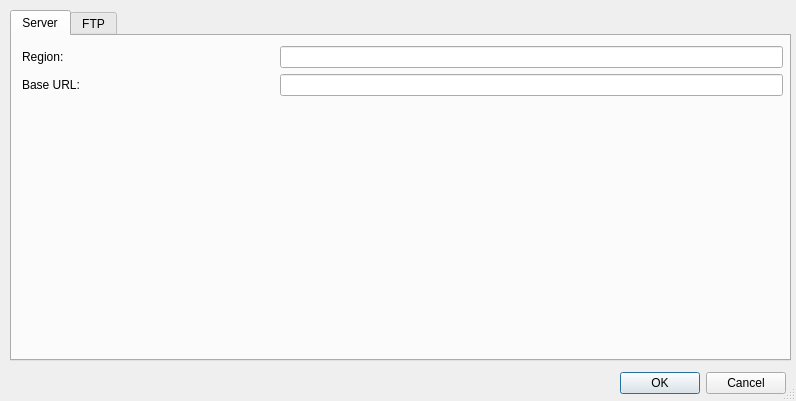
Above: src/utils/EditConfigDialog.ui from jensvogt/awsmock-qt-ui before the change. Below: the same form after it.
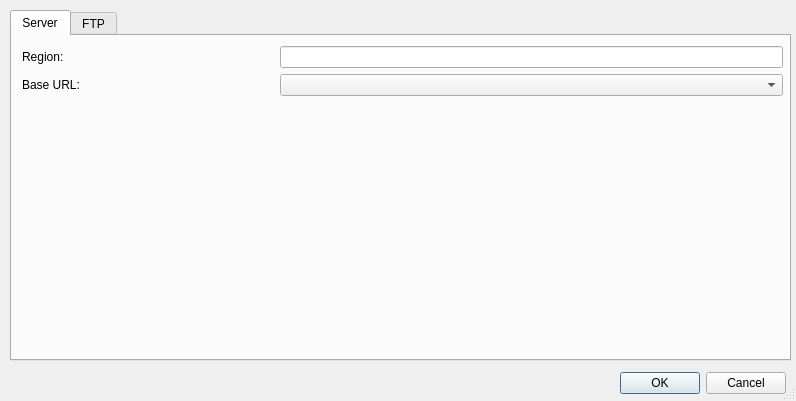
That is the form after the change. The open tabs and pages were chosen to show the change.

Diff of the .ui file:
```diff
--- a/src/utils/EditConfigDialog.ui
+++ b/src/utils/EditConfigDialog.ui
@@ -65,7 +65,7 @@
        <number>0</number>
       </property>
       <item>
-       <layout class="QGridLayout" name="gridLayout" columnstretch="1,2,0">
+       <layout class="QGridLayout" name="gridLayout" columnstretch="1,2">
         <item row="1" column="0">
          <widget class="QLabel" name="baseUrlLabel">
           <property name="text">
@@ -84,7 +84,7 @@
          <widget class="QLineEdit" name="regionEdit"/>
         </item>
         <item row="1" column="1">
-         <widget class="QLineEdit" name="baseUrlEdit"/>
+         <widget class="QComboBox" name="baseUrlComboBox"/>
         </item>
        </layout>
       </item>
```
Left out of the diff: 2 changed lines with no effect on the pictures.
